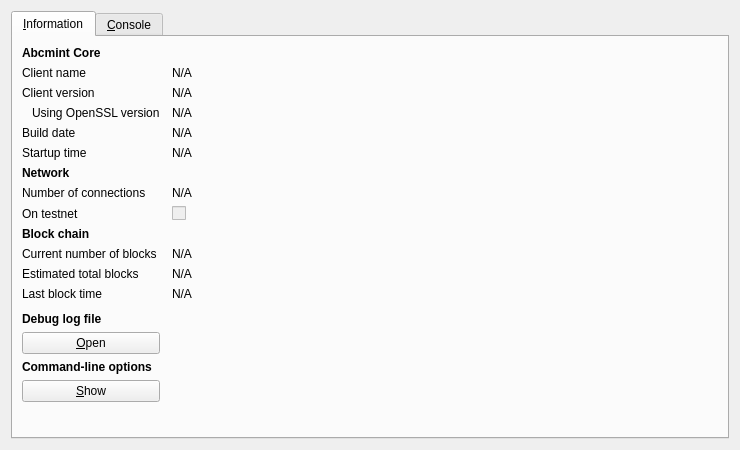
This is src/qt/forms/rpcconsole.ui in abcmint/abcmint as Qt 5 draws it before an edit. The edited form follows.
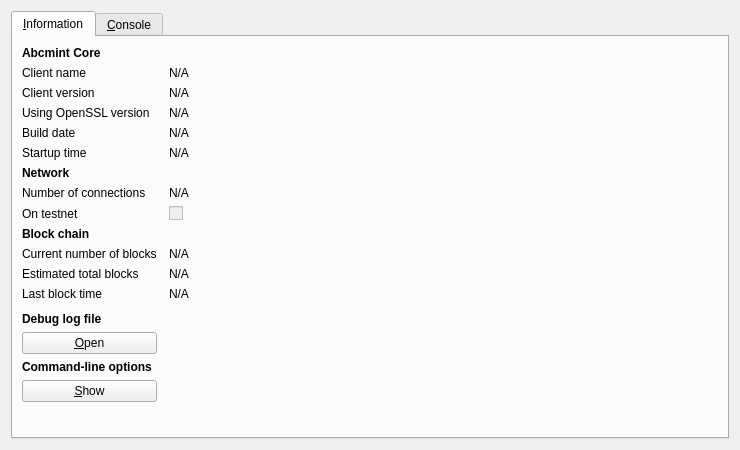
This is the edited form. The open tabs and pages were chosen to show the change. Icons and pictures are not drawn.

```diff
--- a/src/qt/forms/rpcconsole.ui
+++ b/src/qt/forms/rpcconsole.ui
@@ -91,9 +91,6 @@
          <property name="text">
           <string>Using OpenSSL version</string>
          </property>
-         <property name="indent">
-          <number>10</number>
-         </property>
         </widget>
        </item>
        <item row="3" column="1">
```
